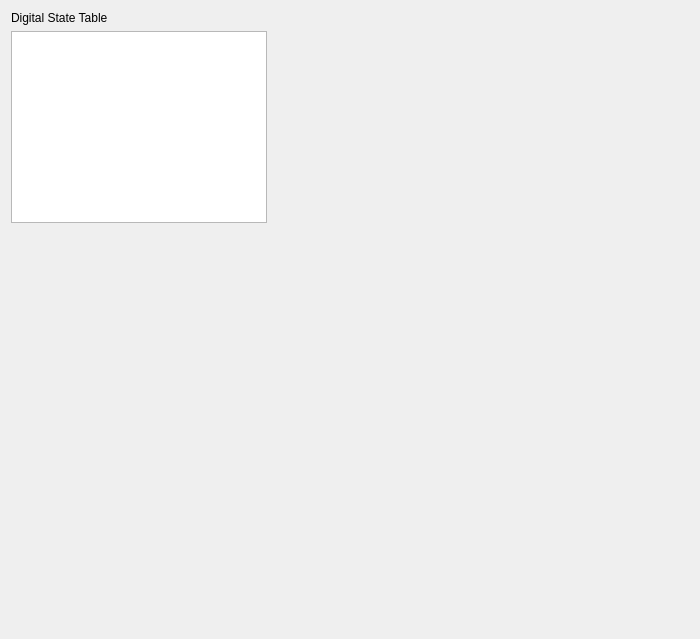
First picture: the form in linuxnano/views/DigitalInputEditor.ui, repository wrightsh/LinuxNano, before the edit.
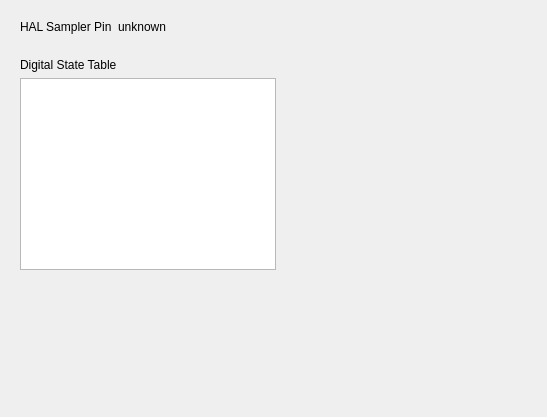
Second picture: the form after the edit. Custom widgets are drawn as their Qt base class.

Patch:
```diff
--- a/linuxnano/views/DigitalInputEditor.ui
+++ b/linuxnano/views/DigitalInputEditor.ui
@@ -6,8 +6,8 @@
    <rect>
     <x>0</x>
     <y>0</y>
-    <width>700</width>
-    <height>639</height>
+    <width>547</width>
+    <height>417</height>
    </rect>
   </property>
   <property name="windowTitle">
@@ -15,29 +15,39 @@
   </property>
   <layout class="QVBoxLayout" name="verticalLayout">
    <item>
-    <layout class="QHBoxLayout" name="horizontalLayout">
-     <item>
-      <layout class="QVBoxLayout" name="verticalLayout_2">
-       <item>
-        <widget class="QLabel" name="label_3">
+    <widget class="QWidget" name="widget_2" native="true">
+     <layout class="QFormLayout" name="formLayout">
+      <item row="0" column="0">
+       <widget class="QLabel" name="label_2">
          <property name="text">
-          <string>Digital State Table</string>
+         <string>HAL Sampler Pin</string>
          </property>
         </widget>
        </item>
+      <item row="0" column="1">
+       <widget class="QLabel" name="ui_hal_sampler_pin">
+        <property name="text">
+         <string>unknown</string>
+        </property>
+       </widget>
+      </item>
+     </layout>
+    </widget>
+   </item>
        <item>
+    <widget class="QWidget" name="widget_3" native="true">
+     <layout class="QGridLayout" name="gridLayout">
+      <item row="2" column="0">
         <widget class="DigitalStateTableView" name="ui_state_table">
          <property name="sizePolicy">
-          <sizepolicy hsizetype="Minimum" vsizetype="Minimum">
+         <sizepolicy hsizetype="Preferred" vsizetype="MinimumExpanding">
            <horstretch>0</horstretch>
            <verstretch>0</verstretch>
           </sizepolicy>
          </property>
         </widget>
        </item>
-      </layout>
-     </item>
-     <item>
+      <item row="2" column="1">
       <spacer name="horizontalSpacer">
        <property name="orientation">
         <enum>Qt::Horizontal</enum>
@@ -50,9 +60,14 @@
        </property>
       </spacer>
      </item>
-    </layout>
-   </item>
-   <item>
+      <item row="1" column="0">
+       <widget class="QLabel" name="label_3">
+        <property name="text">
+         <string>Digital State Table</string>
+        </property>
+       </widget>
+      </item>
+      <item row="3" column="0">
     <spacer name="verticalSpacer">
      <property name="orientation">
       <enum>Qt::Vertical</enum>
@@ -64,6 +79,9 @@
       </size>
      </property>
     </spacer>
+      </item>
+     </layout>
+    </widget>
    </item>
   </layout>
  </widget>
```
Lines whose indentation alone changed are shown as unchanged.
